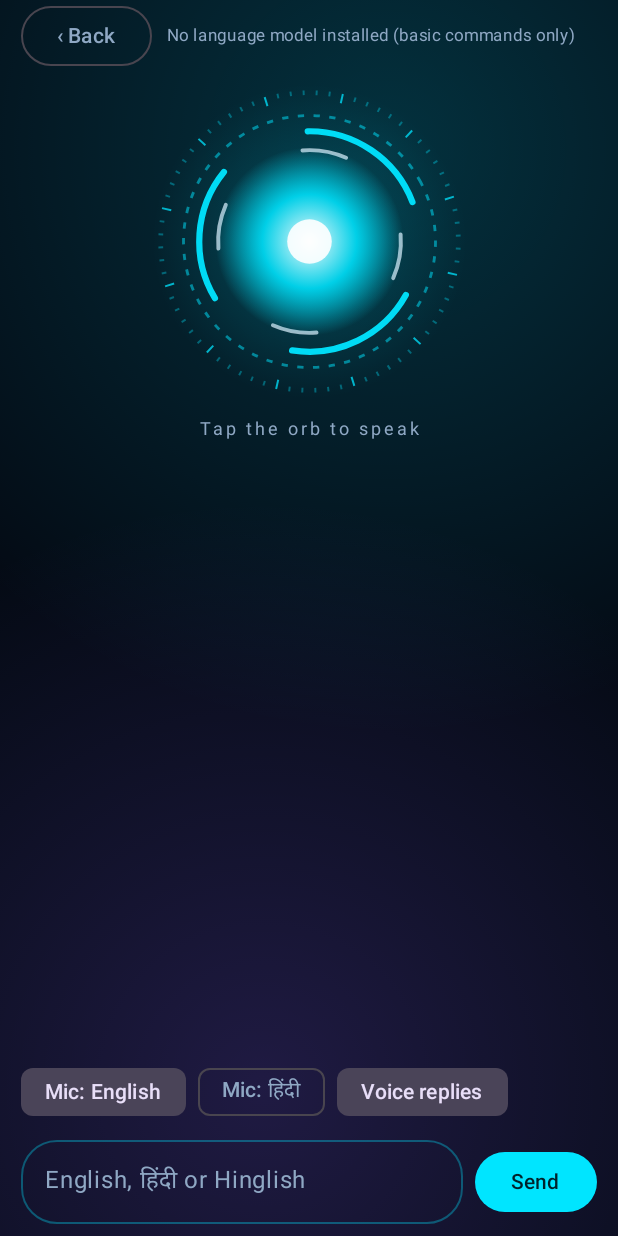
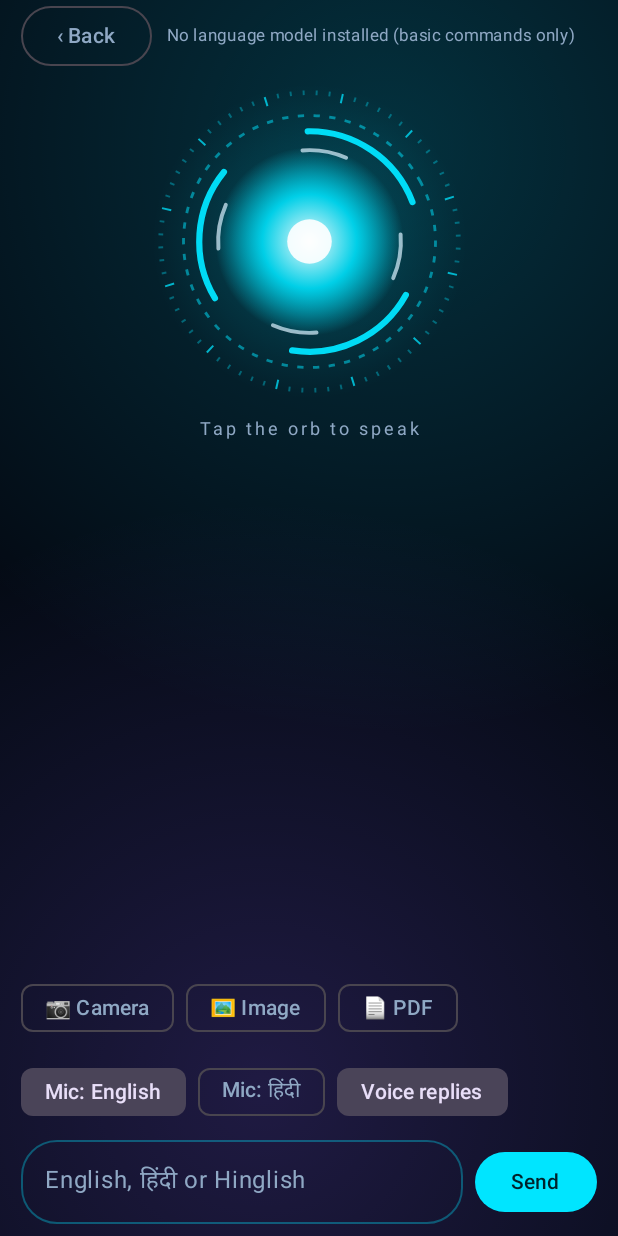
Before and after one commit to ajay34230/battalion-portal, an Android app built with Jetpack Compose: the screen it shows after launch (MainActivity), after a tap on an icon or button, on a phone screen of 412 x 824 dp. Run offline under Robolectric (Android 15) with nearby library versions, the phone set to English and light mode, and no system bars; our stand-ins replace Room's generated code; pictures from the network do not load.

Commit message:
VISION: seeing (camera/gallery, ML Kit OCR English+Hindi, labels, Gemma 4 image model), PDF reading, memory-pressure unload
Co-Authored-By: Claude Sonnet 5.5 <noreply@anthropic.com>
Claude-Session: https://claude.ai/code/session_01KiJHJpMawD9uWryFaqeNEq

```diff
--- a/vision/app/build.gradle.kts
+++ b/vision/app/build.gradle.kts
@@ -67,6 +67,9 @@ dependencies {
     kapt("org.jetbrains.kotlin:kotlin-metadata-jvm:2.4.21") // Room bundles an older reader that rejects Kotlin 2.4 metadata
 
     implementation("org.jsoup:jsoup:1.18.1")
+    implementation("com.google.mlkit:text-recognition:16.0.1")
+    implementation("com.google.mlkit:text-recognition-devanagari:16.0.1")
+    implementation("com.google.mlkit:image-labeling:17.0.9")
     implementation(project(":litert"))
     implementation("com.alphacephei:vosk-android:0.3.47")
     implementation("net.java.dev.jna:jna:5.13.0@aar")
--- a/vision/app/src/main/java/com/vision/assistant/VisionApp.kt
+++ b/vision/app/src/main/java/com/vision/assistant/VisionApp.kt
@@ -25,6 +25,12 @@ class VisionApp : Application() {
         }
     }
 
+    override fun onTrimMemory(level: Int) {
+        super.onTrimMemory(level)
+        // 15 = running critically low; >= 60 = our process is a candidate to be killed. Free the model so Android keeps VISION alive.
+        if (level == 15 || level >= 60) appScope.launch { try { engines.unload() } catch (_: Throwable) {} }
+    }
+
     val database: VisionDatabase by lazy { VisionDatabase.build(this) }
     val deviceProfile: DeviceProfile by lazy { DeviceProfiler(this).profile() }
     val appScope = CoroutineScope(SupervisorJob() + Dispatchers.Default)
--- a/vision/app/src/main/java/com/vision/assistant/ai/EngineProvider.kt
+++ b/vision/app/src/main/java/com/vision/assistant/ai/EngineProvider.kt
@@ -3,13 +3,18 @@ package com.vision.assistant.ai
 import com.vision.assistant.VisionApp
 import com.vision.assistant.core.Downloads
 import com.vision.assistant.core.InstallState
+import com.vision.assistant.core.ResourceEntry
 import com.vision.assistant.core.ResourceKind
 import com.vision.assistant.core.ResourceManifest
 import kotlinx.coroutines.flow.MutableStateFlow
 import kotlinx.coroutines.sync.Mutex
 import kotlinx.coroutines.sync.withLock
 
-/** Picks the best verified, compatible language model for this device and loads it once. Falls back to rule-based only if none works. */
+/**
+ * Model router. Only ONE large model is in memory at a time.
+ * Text tasks use the strongest installed text model (a multimodal model only if nothing else is installed);
+ * image tasks switch to an installed multimodal model and back afterwards.
+ */
 class EngineProvider(private val app: VisionApp) {
     private val mutex = Mutex()
     private var current: LlmEngine? = null
@@ -17,12 +22,22 @@ class EngineProvider(private val app: VisionApp) {
     val label = MutableStateFlow("Checking language model…")
     var lastError: String? = null; private set
 
-    suspend fun current(): LlmEngine = mutex.withLock {
+    suspend fun current(): LlmEngine = select(needImage = false)!!
+
+    /** An engine that can see images, or null if no multimodal model is installed. */
+    suspend fun vision(): LlmEngine? = select(needImage = true)
+
+    private fun installed(needImage: Boolean): ResourceEntry? {
         val mgr = Downloads.manager(app)
-        val entry = ResourceManifest.entries.filter { it.kind == ResourceKind.LLM }
-            .sortedByDescending { it.sizeBytes }
-            .firstOrNull { mgr.compatible(it) && mgr.state(it) == InstallState.INSTALLED }
+        val ok = ResourceManifest.entries.filter { it.kind == ResourceKind.LLM && mgr.compatible(it) && mgr.state(it) == InstallState.INSTALLED }
+        return if (needImage) ok.filter { it.multimodal }.maxByOrNull { it.sizeBytes }
+        else (ok.filter { !it.multimodal }.maxByOrNull { it.sizeBytes } ?: ok.maxByOrNull { it.sizeBytes })
+    }
+
+    private suspend fun select(needImage: Boolean): LlmEngine? = mutex.withLock {
+        val entry = installed(needImage)
         if (entry == null) {
+            if (needImage) return null
             if (current !is RuleBasedEngine) { (current as? LiteRtLmEngine)?.close(); current = RuleBasedEngine(); currentId = null }
             label.value = current!!.name
             return current!!
@@ -31,7 +46,7 @@ class EngineProvider(private val app: VisionApp) {
         (current as? LiteRtLmEngine)?.close()
         label.value = "Loading ${entry.title}…"
         return try {
-            val e = LiteRtLmEngine(app, mgr.file(entry), entry.title)
+            val e = LiteRtLmEngine(app, Downloads.manager(app).file(entry), entry.title, multimodal = entry.multimodal, noThink = entry.id.startsWith("qwen"))
             e.load()
             current = e; currentId = entry.id; lastError = null
             label.value = entry.title
@@ -40,10 +55,16 @@ class EngineProvider(private val app: VisionApp) {
             lastError = t.message ?: t.javaClass.simpleName
             current = RuleBasedEngine(); currentId = null
             label.value = "Model failed to load ($lastError); basic commands only"
-            current!!
+            if (needImage) null else current!!
         }
     }
 
     /** Called after a model download finishes or a model is deleted. */
     fun invalidate() { currentId = null }
+
+    /** Frees the model when Android is short of memory; it reloads on next use. */
+    suspend fun unload() = mutex.withLock {
+        (current as? LiteRtLmEngine)?.close(); current = null; currentId = null
+        label.value = "Model unloaded to free memory (reloads when needed)"
+    }
 }
--- a/vision/app/src/main/java/com/vision/assistant/ai/Intent.kt
+++ b/vision/app/src/main/java/com/vision/assistant/ai/Intent.kt
@@ -14,6 +14,8 @@ sealed interface Intent {
     data class WhatsAppDraft(val text: String) : Intent
     data class ReadNotifications(val whatsappOnly: Boolean) : Intent
     data class Termux(val line: String) : Intent
+    /** Look at a photo (or read a PDF when [document]) and answer [question]. */
+    data class See(val question: String, val document: Boolean) : Intent
     data object ReadEmail : Intent
     data object AskTime : Intent
     data object AskBattery : Intent
@@ -56,6 +58,8 @@ object IntentParser {
 
         Regex("^(?:termux|run in termux|run command|terminal)\\s+(.+)$", RegexOption.IGNORE_CASE).find(t)?.let { return Intent.Termux(it.groupValues[1].trim()) }
         val home = CommandPolicy.HOME
+        if (Regex("(summari[sz]e|read|explain|padho|summary).{0,20}(pdf|document|doc file)|(pdf|document) (padho|summari[sz]e|ka summary)").containsMatchIn(l)) return Intent.See(t, true)
+        if (Regex("what do you see|what is this|what('s| is) in (this|the) (photo|picture|image)|describe (this|the) (photo|picture|image)|read (this|the) (text|image|photo|board|sign)|scan this|identify this|yeh kya hai|ye kya hai|is photo mein|photo (mein|me) kya|text padho|isme kya likha").containsMatchIn(l)) return Intent.See(t, false)
         if (Regex("torch|flash ?light|टॉर्च").containsMatchIn(l)) {
             val on = Regex("\\bon\\b|jala|chalu|start|चालू|जला").containsMatchIn(l)
             val off = Regex("\\boff\\b|band|bujha|stop|बंद|बुझा").containsMatchIn(l)
--- a/vision/app/src/main/java/com/vision/assistant/ai/LlmEngine.kt
+++ b/vision/app/src/main/java/com/vision/assistant/ai/LlmEngine.kt
@@ -10,6 +10,8 @@ interface LlmEngine {
     /** Neural engines understand the request themselves; the rule-based engine returns null. */
     suspend fun plan(userText: String): Plan? = null
     /** Summarises untrusted source material for a question. Null = engine can't (caller uses an extractive summary). */
+    /** Looks at a photo with a multimodal model. Null = this engine can't see images. */
+    suspend fun describeImage(imagePath: String, question: String, lang: Lang): String? = null
     suspend fun summarize(query: String, material: String, lang: Lang): String? = null
 }
 
--- a/vision/app/src/main/java/com/vision/assistant/core/ResourceManifest.kt
+++ b/vision/app/src/main/java/com/vision/assistant/core/ResourceManifest.kt
@@ -19,6 +19,7 @@ data class ResourceEntry(
     val license: String,
     val languages: String,
     val note: String = "",
+    val multimodal: Boolean = false,
 ) {
     val sizeMb: Long get() = sizeBytes / 1_048_576
 }
@@ -60,6 +61,18 @@ object ResourceManifest {
             "Apache-2.0", "multilingual (incl. Hindi)", "For 8 GB+ phones such as iQOO 7. Published benchmark: about 6 tokens/s on an 8 GB Pixel 8a CPU, ~4.4 GB peak memory. Text only.",
         ),
         ResourceEntry(
+            "gemma4-e2b", ResourceKind.LLM, "Gemma 4 E2B — language + image understanding",
+            "$HF/gemma-4-E2B-it-litert-lm/resolve/main/gemma-4-E2B-it.litertlm", "gemma-4-E2B-it.litertlm",
+            "181938105e0eefd105961417e8da75903eacda102c4fce9ce90f50b97139a63c", 2_588_147_712, 6_000,
+            "Apache-2.0", "multilingual", "Can look at photos. Published guidance: 6 GB+ RAM. Unverified on real phones.", multimodal = true,
+        ),
+        ResourceEntry(
+            "gemma4-e4b", ResourceKind.LLM, "Gemma 4 E4B — stronger language + image understanding",
+            "$HF/gemma-4-E4B-it-litert-lm/resolve/main/gemma-4-E4B-it.litertlm", "gemma-4-E4B-it.litertlm",
+            "0b2a8980ce155fd97673d8e820b4d29d9c7d99b8fa6806f425d969b145bd52e0", 3_659_530_240, 7_000,
+            "Apache-2.0", "multilingual", "Can look at photos. Published guidance: 8 GB+ RAM. Large download. Unverified on real phones.", multimodal = true,
+        ),
+        ResourceEntry(
             "vosk-small-en-us", ResourceKind.STT, "Vosk small English (US) — offline speech",
             "https://alphacephei.com/vosk/models/vosk-model-small-en-us-0.15.zip", "vosk-model-small-en-us-0.15.zip",
             "30f26242c4eb449f948e42cb302dd7a686cb29a3423a8367f99ff41780942498", 41_205_931, 1_000,
--- a/vision/app/src/main/java/com/vision/assistant/tools/ToolRegistry.kt
+++ b/vision/app/src/main/java/com/vision/assistant/tools/ToolRegistry.kt
@@ -45,7 +45,7 @@ class ToolRegistry(private val app: VisionApp) {
                 "Gmail isn't connected. Sign-in needs a Google OAuth client that hasn't been set up in this build.",
                 "Gmail connected nahi hai. Sign-in ke liye Google OAuth client chahiye jo is build mein set nahi hai.",
                 "Gmail जुड़ा नहीं है। साइन-इन के लिए Google OAuth क्लाइंट चाहिए जो इस बिल्ड में सेट नहीं है।"))
-            is Intent.Chat -> ToolResult.Failure(Say("no tool"))
+            is Intent.See, is Intent.Chat -> ToolResult.Failure(Say("no tool"))
         }
     }
 
--- a/vision/app/src/main/java/com/vision/assistant/ui/AiScreen.kt
+++ b/vision/app/src/main/java/com/vision/assistant/ui/AiScreen.kt
@@ -93,6 +93,18 @@ fun AiScreen(app: VisionApp, overlay: Boolean, autoListen: Boolean, onUnlockRequ
     }
     val permLauncher = rememberLauncherForActivityResult(ActivityResultContracts.RequestPermission()) { session.permission.value = null }
 
+    val imageRequest by session.imageRequest.collectAsState()
+    var seeQuestion by remember { mutableStateOf("") }
+    var camUri by remember { mutableStateOf<android.net.Uri?>(null) }
+    val takePic = rememberLauncherForActivityResult(ActivityResultContracts.TakePicture()) { ok -> if (ok) camUri?.let { session.analyze(it, seeQuestion, false) } else session.imageRequest.value = null }
+    val pickImg = rememberLauncherForActivityResult(ActivityResultContracts.GetContent()) { uri -> if (uri != null) session.analyze(uri, seeQuestion, false) else session.imageRequest.value = null }
+    val pickDoc = rememberLauncherForActivityResult(ActivityResultContracts.OpenDocument()) { uri -> if (uri != null) session.analyze(uri, seeQuestion, true) else session.imageRequest.value = null }
+    fun camera(q: String) {
+        seeQuestion = q
+        val f = java.io.File(ctx.cacheDir, "cam-${System.currentTimeMillis()}.jpg")
+        val u = androidx.core.content.FileProvider.getUriForFile(ctx, "${ctx.packageName}.files", f)
+        camUri = u; takePic.launch(u)
+    }
     fun startMic() {
         if (ContextCompat.checkSelfPermission(ctx, Manifest.permission.RECORD_AUDIO) != PackageManager.PERMISSION_GRANTED) micLauncher.launch(Manifest.permission.RECORD_AUDIO)
         else session.listen()
@@ -122,6 +134,7 @@ fun AiScreen(app: VisionApp, overlay: Boolean, autoListen: Boolean, onUnlockRequ
                 }
                 if (status.isNotBlank()) Text(status, color = MaterialTheme.colorScheme.error, fontSize = 12.sp, textAlign = TextAlign.Center)
                 ConfirmBar(pending, session)
+                SeeCard(imageRequest, onCamera = { camera(it) }, onImage = { seeQuestion = it; pickImg.launch("image/*") }, onDoc = { seeQuestion = it; pickDoc.launch(arrayOf("application/pdf")) }, onCancel = { session.imageRequest.value = null })
                 permission?.let { p -> Button(onClick = { permLauncher.launch(p) }) { Text("Grant permission, then ask again") } }
                 Row(horizontalArrangement = Arrangement.spacedBy(8.dp)) {
                     FilterChip(selected = !hindi, onClick = { hindi = false }, label = { Text("English") })
@@ -156,7 +169,13 @@ fun AiScreen(app: VisionApp, overlay: Boolean, autoListen: Boolean, onUnlockRequ
         }
         if (status.isNotBlank()) Text(status, color = MaterialTheme.colorScheme.error, fontSize = 12.sp)
         ConfirmBar(pending, session)
+        SeeCard(imageRequest, onCamera = { camera(it) }, onImage = { seeQuestion = it; pickImg.launch("image/*") }, onDoc = { seeQuestion = it; pickDoc.launch(arrayOf("application/pdf")) }, onCancel = { session.imageRequest.value = null })
         permission?.let { p -> Button(onClick = { permLauncher.launch(p) }) { Text("Grant permission, then ask again") } }
+        Row(horizontalArrangement = Arrangement.spacedBy(8.dp)) {
+            FilterChip(selected = false, onClick = { camera(input); input = "" }, label = { Text("📷 Camera") })
+            FilterChip(selected = false, onClick = { seeQuestion = input; input = ""; pickImg.launch("image/*") }, label = { Text("🖼 Image") })
+            FilterChip(selected = false, onClick = { seeQuestion = input; input = ""; pickDoc.launch(arrayOf("application/pdf")) }, label = { Text("📄 PDF") })
+        }
         Row(horizontalArrangement = Arrangement.spacedBy(8.dp)) {
             FilterChip(selected = !hindi, onClick = { hindi = false }, label = { Text("Mic: English") })
             FilterChip(selected = hindi, onClick = { hindi = true }, label = { Text("Mic: हिंदी") })
@@ -181,3 +200,18 @@ private fun ConfirmBar(pending: com.vision.assistant.ai.AgentReply?, session: As
         }
     }
 }
+
+@Composable
+private fun SeeCard(request: Pair<String, Boolean>?, onCamera: (String) -> Unit, onImage: (String) -> Unit, onDoc: (String) -> Unit, onCancel: () -> Unit) {
+    AnimatedVisibility(request != null, enter = fadeIn(tween(500)), exit = fadeOut(tween(300))) {
+        val (q, doc) = request ?: ("" to false)
+        Column(Modifier.fillMaxWidth().glass(18).padding(12.dp), verticalArrangement = Arrangement.spacedBy(8.dp)) {
+            Text(if (doc) "Choose the PDF to read" else "Show me something")
+            Row(horizontalArrangement = Arrangement.spacedBy(8.dp)) {
+                if (doc) Button(onClick = { onDoc(q) }) { Text("Choose PDF") }
+                else { Button(onClick = { onCamera(q) }) { Text("Take photo") }; OutlinedButton(onClick = { onImage(q) }) { Text("Choose image") } }
+                OutlinedButton(onClick = onCancel) { Text("Cancel") }
+            }
+        }
+    }
+}
--- /dev/null
+++ b/vision/app/src/main/res/xml/file_paths.xml
@@ -0,0 +1,4 @@
+<?xml version="1.0" encoding="utf-8"?>
+<paths>
+    <cache-path name="cache" path="." />
+</paths>
```
Also changed, not shown: vision/app/src/main/AndroidManifest.xml (+7 -0 lines), vision/app/src/main/java/com/vision/assistant/ai/AssistantSession.kt (+20 -0 lines), vision/app/src/main/java/com/vision/assistant/ai/LiteRtLmEngine.kt (+14 -3 lines), vision/app/src/main/java/com/vision/assistant/ai/Orchestrator.kt (+9 -1 lines), vision/app/src/main/java/com/vision/assistant/vision/SeeTool.kt (added, +109 -0 lines), vision/litert/src/main/java/com/vision/litert/LiteRtBridge.kt (+13 -2 lines).
